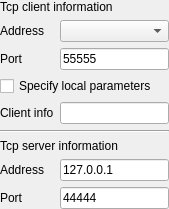
Before: the Qt Designer form src/pages/tcp/client/SAKTcpClientDeviceController.ui in x-tools-author/x-tools, drawn with Qt 5.
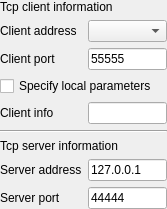
After: the same form once the commit is applied.

```diff
--- a/src/pages/tcp/client/SAKTcpClientDeviceController.ui
+++ b/src/pages/tcp/client/SAKTcpClientDeviceController.ui
@@ -6,7 +6,7 @@
    <rect>
     <x>0</x>
     <y>0</y>
-    <width>169</width>
+    <width>167</width>
     <height>203</height>
    </rect>
   </property>
@@ -29,7 +29,7 @@
    <item row="1" column="0">
     <widget class="QLabel" name="label_3">
      <property name="text">
-      <string>Address</string>
+      <string>Client address</string>
      </property>
     </widget>
    </item>
@@ -43,14 +43,14 @@
    <item row="7" column="0">
     <widget class="QLabel" name="label">
      <property name="text">
-      <string>Address</string>
+      <string>Server address</string>
      </property>
     </widget>
    </item>
    <item row="2" column="0">
     <widget class="QLabel" name="label_4">
      <property name="text">
-      <string>Port</string>
+      <string>Client port</string>
      </property>
     </widget>
    </item>
@@ -95,7 +95,7 @@
    <item row="8" column="0">
     <widget class="QLabel" name="label_2">
      <property name="text">
-      <string>Port</string>
+      <string>Server port</string>
      </property>
     </widget>
    </item>
```
